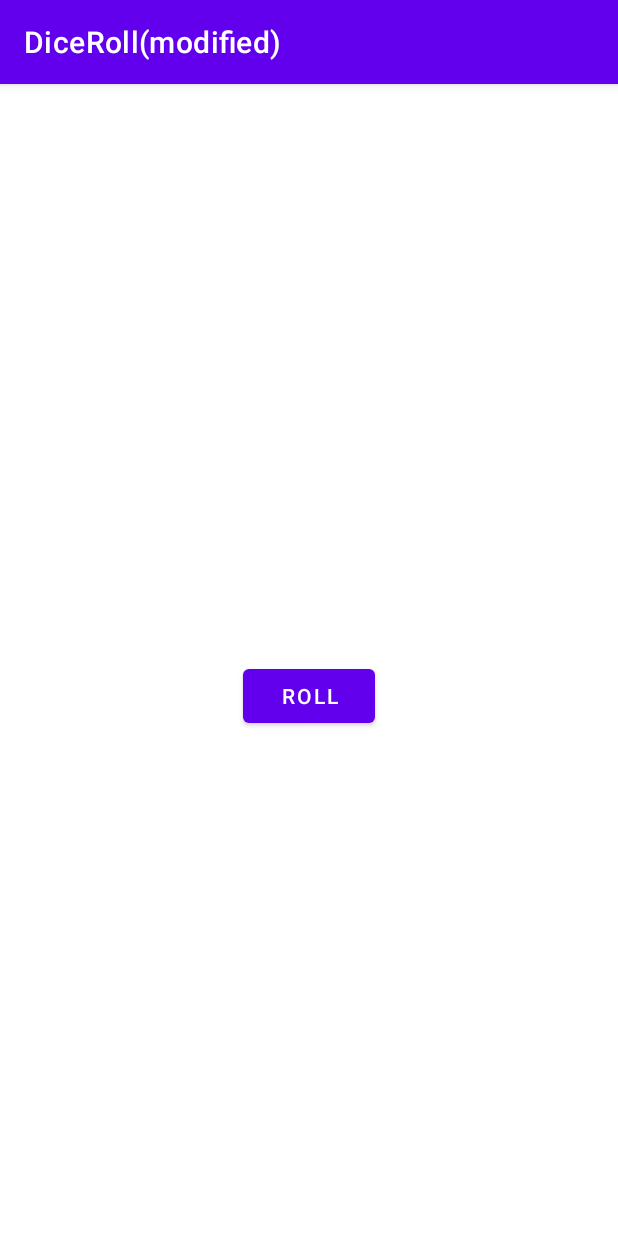
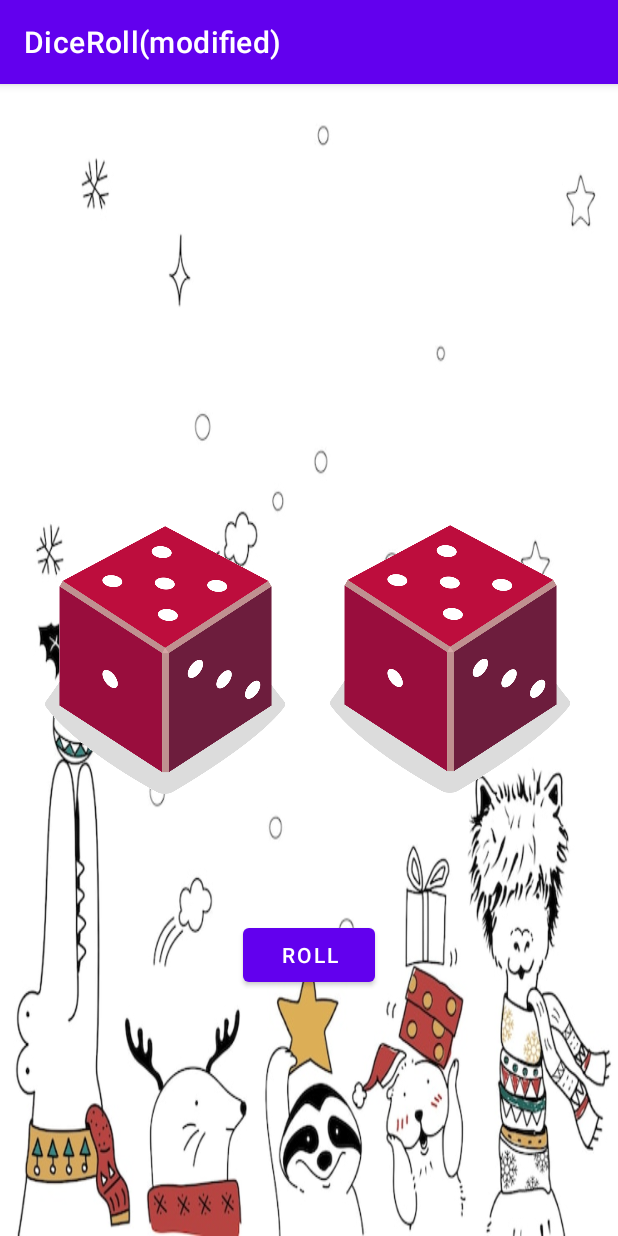
Before and after one commit to studimeyt/DiceRoll_v2, an Android app: the screen it shows after launch (MainActivity), on a phone screen of 412 x 824 dp. Run offline under Robolectric (Android 15) with nearby library versions, the phone set to English and light mode, and no system bars.

Commit message:
first commit using git bash

```diff
--- a/app/src/main/java/com/example/dicerollmodified/MainActivity.kt
+++ b/app/src/main/java/com/example/dicerollmodified/MainActivity.kt
@@ -3,6 +3,7 @@ package com.example.dicerollmodified
 import androidx.appcompat.app.AppCompatActivity
 import android.os.Bundle
 import android.widget.Button
+import android.widget.ImageView
 import android.widget.TextView
 
 class MainActivity : AppCompatActivity() {
@@ -19,19 +20,50 @@ class MainActivity : AppCompatActivity() {
 
         // Set a click listener on the button to roll the dice when the user taps the button
         rollButton.setOnClickListener { rollDice() }
+        //To roll dice on app opening
+        rollDice()
     }
 
     /**
      * Roll the dice and update the screen with the result.
      */
     private fun rollDice() {
-        // Create new Dice object with 6 sides and roll it
+        // Create new Dice object with 6 sides and roll the dice
         val dice = Dice(6)
         val diceRoll = dice.roll()
+        val diceRoll2 = dice.roll()
 
-        // Update the screen with the dice roll
-        val resultTextView: TextView = findViewById(R.id.textView)
-        resultTextView.text = diceRoll.toString()
+        // Find the ImageView in the layout
+        val diceImage: ImageView = findViewById(R.id.imageView)
+        val diceImage2: ImageView = findViewById(R.id.imageView2)
+
+        // Determine which drawable resource ID to use based on the dice roll
+        val drawableResource = when (diceRoll) {
+            1 -> R.drawable.dice_1
+            2 -> R.drawable.dice_2
+            3 -> R.drawable.dice_3
+            4 -> R.drawable.dice_4
+            5 -> R.drawable.dice_5
+            else -> R.drawable.dice_6
+        }
+        val drawableResource2 = when (diceRoll2) {
+            1 -> R.drawable.dice_1
+            2 -> R.drawable.dice_2
+            3 -> R.drawable.dice_3
+            4 -> R.drawable.dice_4
+            5 -> R.drawable.dice_5
+            else -> R.drawable.dice_6
+        }
+
+        // Update the ImageView with the correct drawable resource ID
+        diceImage.setImageResource(drawableResource)
+        diceImage2.setImageResource(drawableResource2)
+
+
+        // Update the content description
+        diceImage.contentDescription = diceRoll.toString()
+        diceImage2.contentDescription = diceRoll.toString()
+
     }
 }
 
--- a/app/src/main/res/layout/activity_main.xml
+++ b/app/src/main/res/layout/activity_main.xml
@@ -1,29 +1,44 @@
 <?xml version="1.0" encoding="utf-8"?>
-<androidx.constraintlayout.widget.ConstraintLayout
-    xmlns:android="http://schemas.android.com/apk/res/android"
+<androidx.constraintlayout.widget.ConstraintLayout xmlns:android="http://schemas.android.com/apk/res/android"
     xmlns:app="http://schemas.android.com/apk/res-auto"
     xmlns:tools="http://schemas.android.com/tools"
     android:layout_width="match_parent"
     android:layout_height="match_parent"
-    tools:context=".MainActivity">
+    tools:context=".MainActivity"
+    android:background="@drawable/dicev3">
 
     <Button
         android:id="@+id/button"
         android:layout_width="wrap_content"
         android:layout_height="wrap_content"
+        android:layout_marginBottom="90dp"
         android:text="@string/roll"
+        app:layout_constraintBottom_toBottomOf="parent"
         app:layout_constraintEnd_toEndOf="parent"
         app:layout_constraintStart_toStartOf="parent"
-        app:layout_constraintTop_toBottomOf="@+id/imageView" />
+        app:layout_constraintTop_toBottomOf="@+id/imageView2" />
 
     <ImageView
         android:id="@+id/imageView"
-        android:layout_width="wrap_content"
-        android:layout_height="wrap_content"
+        android:layout_width="160dp"
+        android:layout_height="200dp"
+        app:layout_constraintBottom_toBottomOf="parent"
+        app:layout_constraintEnd_toStartOf="@+id/imageView2"
+        app:layout_constraintStart_toStartOf="parent"
+        app:layout_constraintTop_toTopOf="parent"
+        tools:srcCompat="@drawable/dice_1"
+        android:contentDescription="TODO" />
+
+    <ImageView
+        android:id="@+id/imageView2"
+        android:layout_width="160dp"
+        android:layout_height="200dp"
+        android:layout_marginEnd="32dp"
         app:layout_constraintBottom_toBottomOf="parent"
         app:layout_constraintEnd_toEndOf="parent"
-        app:layout_constraintStart_toStartOf="parent"
         app:layout_constraintTop_toTopOf="parent"
-        tools:srcCompat="@tools:sample/avatars" />
+        app:layout_constraintVertical_bias="0.499"
+        app:srcCompat="@drawable/dice_1"
+        android:contentDescription="TODO" />
 
 </androidx.constraintlayout.widget.ConstraintLayout>
```
Also changed, not shown: app/src/main/res/drawable/dicev2.jpg (added), app/src/main/res/drawable/dicev3.jpg (added).
